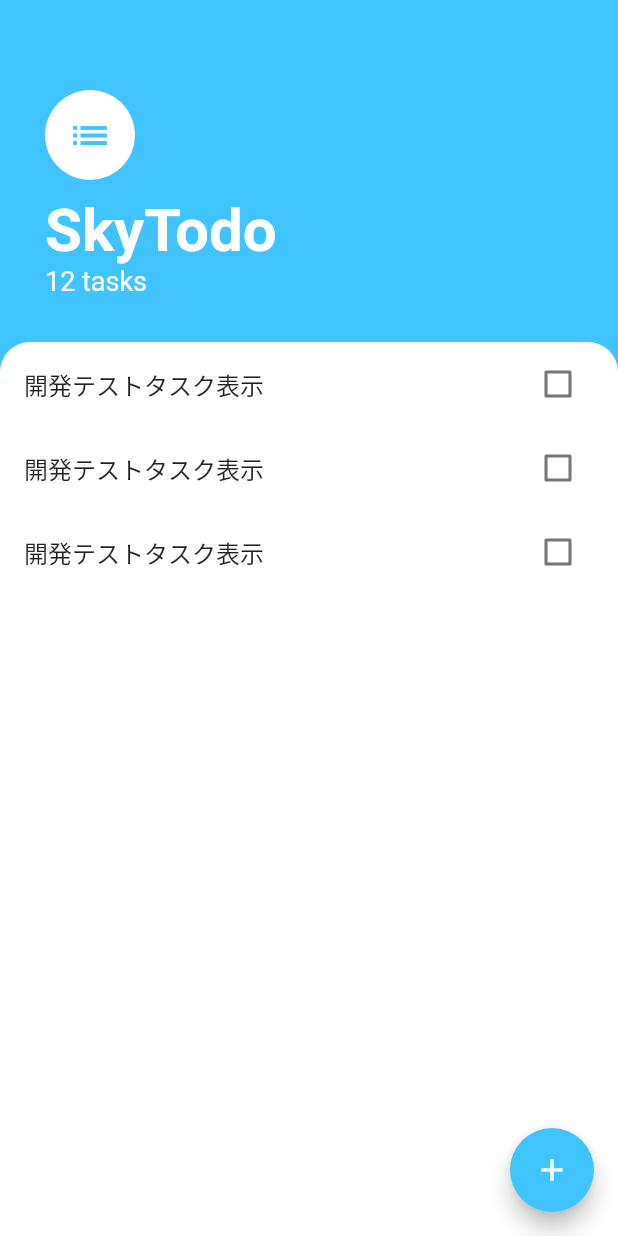
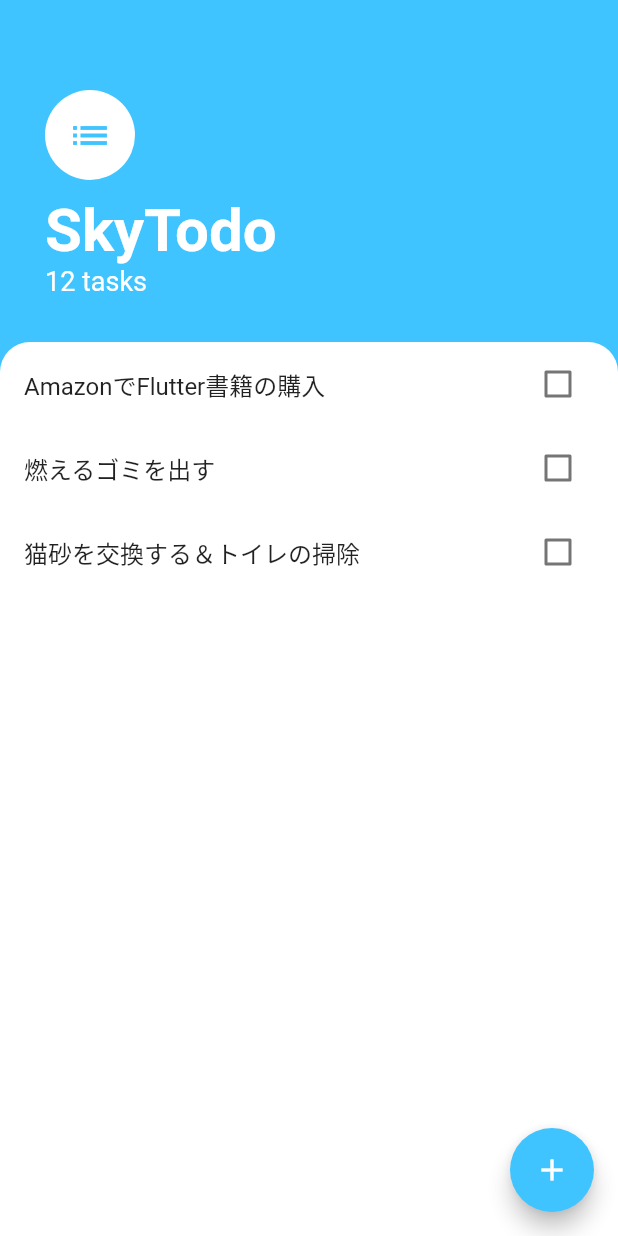
Before and after one commit to fumiyasac/TodoStyleFlutterApp, a Flutter app: the screen it shows after launch, on a phone screen of 412 x 824 dp. Run offline on Flutter 3.47's test engine with Material 2 defaults, Android fonts, the phone set to English and light mode, and no system bars.

Commit message:
【写経】ListView.builderを利用した動的なリスト表示機能を作成

```diff
--- /dev/null
+++ b/lib/models/task.dart
@@ -0,0 +1,10 @@
+class Task {
+  final String name;
+  bool isDone;
+
+  Task({this.name, this.isDone = false});
+
+  void toggleDone() async {
+    isDone = !isDone;
+  }
+}
--- a/lib/widgets/task_tile.dart
+++ b/lib/widgets/task_tile.dart
@@ -1,50 +1,26 @@
 import 'package:flutter/material.dart';
 
-class TaskTile extends StatefulWidget {
-  @override
-  _TaskCheckboxState createState() => _TaskCheckboxState();
-}
+class TaskTile extends StatelessWidget {
+  final bool isChecked;
+  final String taskTitle;
+  final Function checkboxCallback;
 
-class _TaskCheckboxState extends State<TaskTile> {
-  bool isChecked = false;
-
-  // MEMO: TaskCheckboxクラスへ定義したcheckboxStateを変更させるためのメソッド
-  void checkboxCallback(bool checkboxState) {
-    setState(() {
-      isChecked = checkboxState;
-    });
-  }
+  TaskTile({this.isChecked, this.taskTitle, this.checkboxCallback});
 
   @override
   Widget build(BuildContext context) {
     return ListTile(
       title: Text(
-        '開発テストタスク表示',
+        taskTitle,
         style: TextStyle(
             decoration: isChecked ? TextDecoration.lineThrough : null
         ),
       ),
-      trailing: TaskCheckbox(
-          checkboxState: isChecked,
-          toggleCheckboxState: checkboxCallback
+      trailing: Checkbox(
+        activeColor: Colors.lightBlueAccent,
+        value: isChecked,
+        onChanged: checkboxCallback,
       ),
     );
   }
 }
-
-class TaskCheckbox extends StatelessWidget {
-  final bool checkboxState;
-  final Function toggleCheckboxState;
-
-  // MEMO: Constructor
-  TaskCheckbox({this.checkboxState, this.toggleCheckboxState});
-
-  @override
-  Widget build(BuildContext context) {
-    return Checkbox(
-      activeColor: Colors.lightBlueAccent,
-      value: checkboxState,
-      onChanged: toggleCheckboxState
-    );
-  }
-}
--- a/lib/widgets/tasks_list.dart
+++ b/lib/widgets/tasks_list.dart
@@ -1,16 +1,35 @@
 import 'package:flutter/material.dart';
 import 'package:todo_sample_app_with_provider/widgets/task_tile.dart';
+import 'package:todo_sample_app_with_provider/models/task.dart';
 
-class TasksList extends StatelessWidget {
+class TasksList extends StatefulWidget {
+  @override
+  _TasksListState createState() => _TasksListState();
+}
+
+class _TasksListState extends State<TasksList> {
+  List<Task> tasks = [
+    Task(name: 'AmazonでFlutter書籍の購入'),
+    Task(name: '燃えるゴミを出す'),
+    Task(name: '猫砂を交換する＆トイレの掃除'),
+  ];
 
   @override
   Widget build(BuildContext context) {
-    return ListView(
-      children: <Widget>[
-        TaskTile(),
-        TaskTile(),
-        TaskTile(),
-      ],
+    // MEMO: ListからListViewを表示する
+    return ListView.builder(
+      itemBuilder: (context, index) {
+        return TaskTile(
+            taskTitle: tasks[index].name,
+            isChecked: tasks[index].isDone,
+            checkboxCallback: (checkboxState) {
+              setState(() {
+                tasks[index].toggleDone();
+              });
+            }
+        );
+      },
+      itemCount: tasks.length,
     );
   }
 }
```
